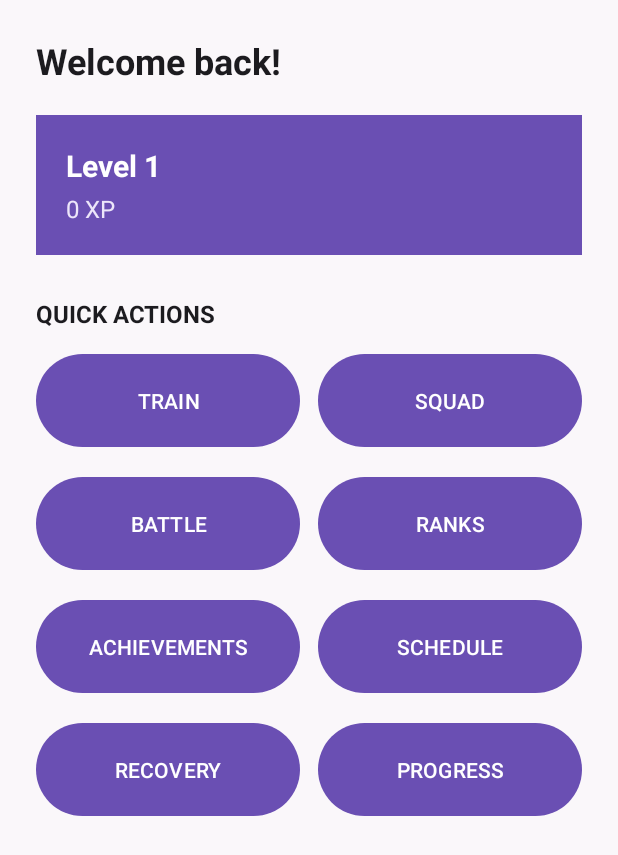
After one commit to Moe-Alex/Gym-League, an Android app: the layout fragment_home.xml on its own in the app's theme, with its tools: preview values and no code run, on a phone screen of 412 x 824 dp. The commit adds this screen. Shown: the top 855 px of the screen. Run offline under Robolectric (Android 15) with nearby library versions, the phone set to English and light mode, and no system bars.

Commit message:
Edited ui to resemble the purple gradient

```diff
--- /dev/null
+++ b/GymLeagueApp/app/src/main/res/layout/fragment_home.xml
@@ -0,0 +1,158 @@
+<?xml version="1.0" encoding="utf-8"?>
+<ScrollView
+    xmlns:android="http://schemas.android.com/apk/res/android"
+    android:layout_width="match_parent"
+    android:layout_height="match_parent"
+    android:fillViewport="true">
+
+    <LinearLayout
+        android:layout_width="match_parent"
+        android:layout_height="wrap_content"
+        android:orientation="vertical"
+        android:padding="24dp">
+
+        <TextView
+            android:id="@+id/tvWelcome"
+            android:layout_width="match_parent"
+            android:layout_height="wrap_content"
+            android:text="Welcome back!"
+            android:textColor="?attr/colorOnBackground"
+            android:textSize="24sp"
+            android:textStyle="bold" />
+
+        <LinearLayout
+            android:layout_width="match_parent"
+            android:layout_height="wrap_content"
+            android:layout_marginTop="20dp"
+            android:orientation="vertical"
+            android:padding="20dp"
+            android:background="?attr/colorPrimary">
+
+            <TextView
+                android:id="@+id/tvLevel"
+                android:layout_width="match_parent"
+                android:layout_height="wrap_content"
+                android:text="Level 1"
+                android:textColor="@color/white"
+                android:textSize="20sp"
+                android:textStyle="bold" />
+
+            <TextView
+                android:id="@+id/tvXp"
+                android:layout_width="match_parent"
+                android:layout_height="wrap_content"
+                android:layout_marginTop="4dp"
+                android:text="0 XP"
+                android:textColor="@color/gym_purple_container"
+                android:textSize="16sp" />
+
+        </LinearLayout>
+
+        <TextView
+            android:layout_width="wrap_content"
+            android:layout_height="wrap_content"
+            android:layout_marginTop="28dp"
+            android:text="QUICK ACTIONS"
+            android:textColor="?attr/colorOnBackground"
+            android:textSize="16sp"
+            android:textStyle="bold" />
+
+        <LinearLayout
+            android:layout_width="match_parent"
+            android:layout_height="wrap_content"
+            android:layout_marginTop="12dp"
+            android:orientation="horizontal">
+
+            <Button
+                android:id="@+id/btnQuickTrain"
+                android:layout_width="0dp"
+                android:layout_height="70dp"
+                android:layout_weight="1"
+                android:layout_marginEnd="6dp"
+                android:text="TRAIN" />
+
+            <Button
+                android:id="@+id/btnQuickSquad"
+                android:layout_width="0dp"
+                android:layout_height="70dp"
+                android:layout_weight="1"
+                android:layout_marginStart="6dp"
+                android:text="SQUAD" />
+
+        </LinearLayout>
+
+        <LinearLayout
+            android:layout_width="match_parent"
+            android:layout_height="wrap_content"
+            android:layout_marginTop="12dp"
+            android:orientation="horizontal">
+
+            <Button
+                android:id="@+id/btnQuickBattle"
+                android:layout_width="0dp"
+                android:layout_height="70dp"
+                android:layout_weight="1"
+                android:layout_marginEnd="6dp"
+                android:text="BATTLE" />
+
+            <Button
+                android:id="@+id/btnQuickRanks"
+                android:layout_width="0dp"
+                android:layout_height="70dp"
+                android:layout_weight="1"
+                android:layout_marginStart="6dp"
+                android:text="RANKS" />
+
+        </LinearLayout>
+
+        <LinearLayout
+            android:layout_width="match_parent"
+            android:layout_height="wrap_content"
+            android:layout_marginTop="12dp"
+            android:orientation="horizontal">
+
+            <Button
+                android:id="@+id/btnQuickAchievements"
+                android:layout_width="0dp"
+                android:layout_height="70dp"
+                android:layout_weight="1"
+                android:layout_marginEnd="6dp"
+                android:text="ACHIEVEMENTS" />
+
+            <Button
+                android:id="@+id/btnQuickSchedule"
+                android:layout_width="0dp"
+                android:layout_height="70dp"
+                android:layout_weight="1"
+                android:layout_marginStart="6dp"
+                android:text="SCHEDULE" />
+
+        </LinearLayout>
+
+        <LinearLayout
+            android:layout_width="match_parent"
+            android:layout_height="wrap_content"
+            android:layout_marginTop="12dp"
+            android:orientation="horizontal">
+
+            <Button
+                android:id="@+id/btnQuickRecovery"
+                android:layout_width="0dp"
+                android:layout_height="70dp"
+                android:layout_weight="1"
+                android:layout_marginEnd="6dp"
+                android:text="RECOVERY" />
+
+            <Button
+                android:id="@+id/btnQuickProgress"
+                android:layout_width="0dp"
+                android:layout_height="70dp"
+                android:layout_weight="1"
+                android:layout_marginStart="6dp"
+                android:text="PROGRESS" />
+
+        </LinearLayout>
+
+    </LinearLayout>
+
+</ScrollView>
```
Also changed, not shown: GymLeagueApp/app/src/main/java/com/gymleague/app/HomeFragment.kt (added, +107 -0 lines), GymLeagueApp/app/src/main/java/com/gymleague/app/MainActivity.kt (+15 -8 lines).
